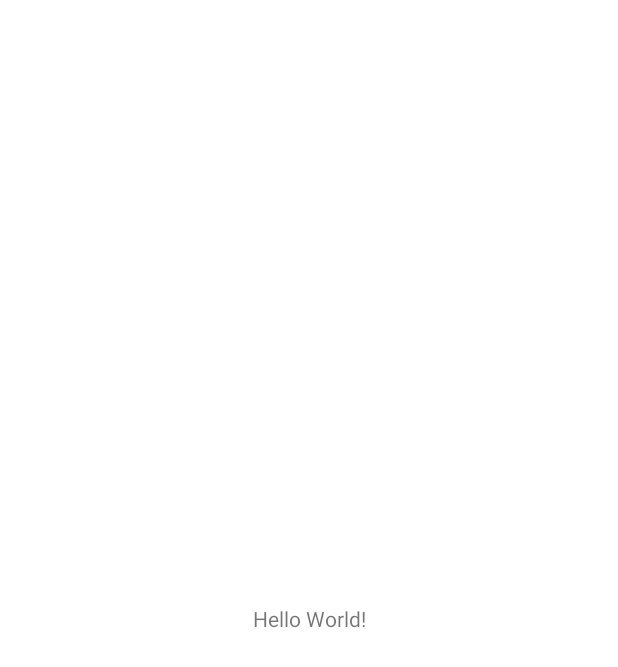
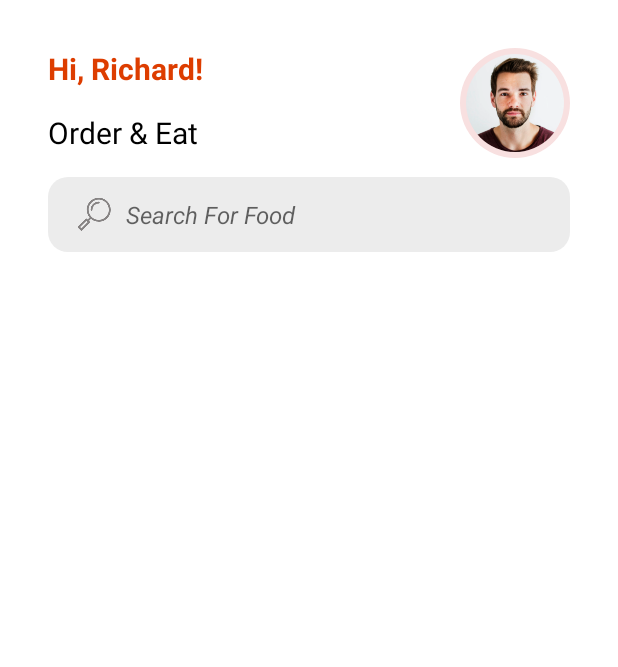
Before and after one commit to George-Bac/food-delivery, an Android app: the MainActivity screen opened directly, with no data from a screen before it, on a phone screen of 412 x 824 dp. Before the commit the part shown is almost empty. Shown: the top 667 px of the screen. Run offline under Robolectric (Android 15) with nearby library versions, the phone set to English and light mode, and no system bars.

Commit message:
Define header layout of the profile page (MainActivity)

```diff
--- /dev/null
+++ b/app/src/main/java/com/endava/fooddelivery/IntroActivity.java
@@ -0,0 +1,21 @@
+package com.endava.fooddelivery;
+
+import androidx.appcompat.app.AppCompatActivity;
+import androidx.constraintlayout.widget.ConstraintLayout;
+
+import android.content.Intent;
+import android.os.Bundle;
+
+public class IntroActivity extends AppCompatActivity {
+
+   private ConstraintLayout startButton;
+
+   @Override
+   protected void onCreate(Bundle savedInstanceState) {
+      super.onCreate(savedInstanceState);
+      setContentView(R.layout.activity_intro);
+
+      startButton = findViewById(R.id.startButton);
+      startButton.setOnClickListener(view -> startActivity(new Intent(IntroActivity.this, MainActivity.class)));
+   }
+}
--- /dev/null
+++ b/app/src/main/res/drawable/search_background.xml
@@ -0,0 +1,9 @@
+<?xml version="1.0" encoding="utf-8"?>
+<selector xmlns:android="http://schemas.android.com/apk/res/android">
+  <item>
+    <shape android:shape="rectangle">
+      <solid android:color="@color/gray2"></solid>
+      <corners android:radius="13sp" />
+    </shape>
+  </item>
+</selector>
--- a/app/src/main/res/layout/activity_main.xml
+++ b/app/src/main/res/layout/activity_main.xml
@@ -6,13 +6,84 @@
   android:layout_height="match_parent"
   tools:context=".MainActivity">
 
-  <TextView
-    android:layout_width="wrap_content"
-    android:layout_height="wrap_content"
-    android:text="Hello World!"
+  <ScrollView
+    android:layout_width="match_parent"
+    android:layout_height="match_parent"
     app:layout_constraintBottom_toBottomOf="parent"
     app:layout_constraintEnd_toEndOf="parent"
     app:layout_constraintStart_toStartOf="parent"
-    app:layout_constraintTop_toTopOf="parent" />
+    app:layout_constraintTop_toTopOf="parent">
+
+    <LinearLayout
+      android:layout_width="match_parent"
+      android:layout_height="wrap_content"
+      android:orientation="vertical">
+
+      <androidx.constraintlayout.widget.ConstraintLayout
+        android:layout_width="match_parent"
+        android:layout_height="wrap_content">
+
+        <TextView
+          android:id="@+id/textView4"
+          android:layout_width="wrap_content"
+          android:layout_height="wrap_content"
+          android:layout_marginStart="32dp"
+          android:layout_marginTop="32dp"
+          android:text="Hi, Richard!"
+          android:textColor="@color/dark_orange"
+          android:textSize="20sp"
+          android:textStyle="bold"
+          app:layout_constraintStart_toStartOf="parent"
+          app:layout_constraintTop_toTopOf="parent" />
+
+        <TextView
+          android:id="@+id/textView5"
+          android:layout_width="wrap_content"
+          android:layout_height="wrap_content"
+          android:layout_marginTop="15dp"
+          android:text="Order &amp; Eat"
+          android:textColor="@color/black"
+          android:textSize="20sp"
+          app:layout_constraintStart_toStartOf="@+id/textView4"
+          app:layout_constraintTop_toBottomOf="@+id/textView4" />
+
+        <ImageView
+          android:id="@+id/imageView3"
+          android:layout_width="wrap_content"
+          android:layout_height="wrap_content"
+          android:layout_marginEnd="32dp"
+          android:src="@drawable/profile"
+          app:layout_constraintBottom_toBottomOf="@+id/textView5"
+          app:layout_constraintBottom_toTopOf="@+id/textView5"
+          app:layout_constraintEnd_toEndOf="parent"
+          app:layout_constraintTop_toTopOf="@+id/textView4"
+          app:layout_constraintVertical_bias="0.0" />
+
+        <EditText
+          android:paddingStart="20dp"
+          android:drawableStart="@drawable/search"
+          android:drawablePadding="10dp"
+          android:id="@+id/editTextTextPersonName2"
+          android:layout_width="0dp"
+          android:layout_height="50dp"
+          android:textStyle="italic"
+          android:textSize="16sp"
+          android:layout_marginStart="32dp"
+          android:layout_marginTop="16dp"
+          android:layout_marginEnd="32dp"
+          android:background="@drawable/search_background"
+          android:ems="10"
+          android:hint="Search For Food"
+          android:inputType="textPersonName"
+          android:minHeight="48dp"
+          app:layout_constraintEnd_toEndOf="parent"
+          app:layout_constraintStart_toStartOf="parent"
+          app:layout_constraintTop_toBottomOf="@+id/textView5" />
+
+      </androidx.constraintlayout.widget.ConstraintLayout>
+
+    </LinearLayout>
+
+  </ScrollView>
 
 </androidx.constraintlayout.widget.ConstraintLayout>
--- a/app/src/main/res/values/colors.xml
+++ b/app/src/main/res/values/colors.xml
@@ -9,4 +9,7 @@
   <color name="white">#FFFFFFFF</color>
   <color name="dark_blue">#3D33A8</color>
   <color name="orange">#FF5E00</color>
+  <color name="dark_orange">#DD3D00</color>
+  <color name="gray1">#C8C5C5</color>
+  <color name="gray2">#ECECEC</color>
 </resources>
```
